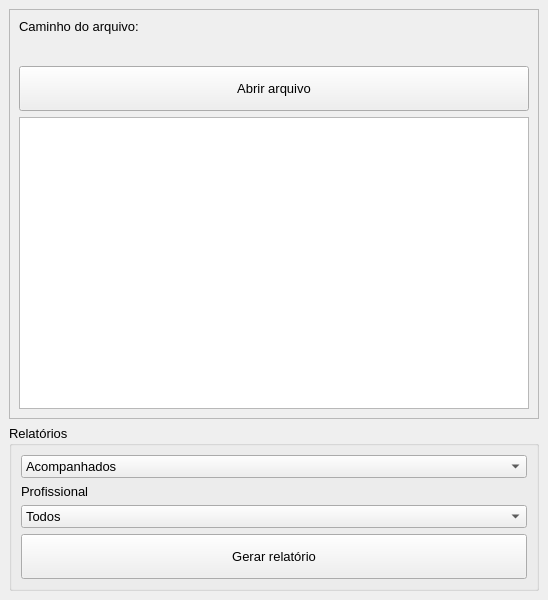
Old version of the form tela_principal.ui in the repository onacio/bfa.
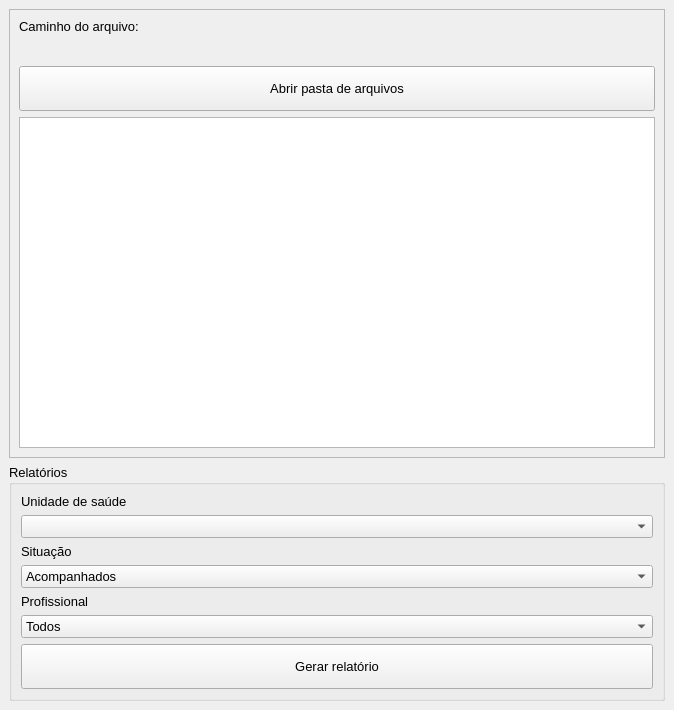
New version of the form. Icons and pictures are not drawn.

Diff of the .ui file:
```diff
--- a/tela_principal.ui
+++ b/tela_principal.ui
@@ -6,8 +6,8 @@
    <rect>
     <x>0</x>
     <y>0</y>
-    <width>548</width>
-    <height>600</height>
+    <width>674</width>
+    <height>710</height>
    </rect>
   </property>
   <property name="font">
@@ -62,7 +62,7 @@
           </size>
          </property>
          <property name="text">
-          <string>Abrir arquivo</string>
+          <string>Abrir pasta de arquivos</string>
          </property>
         </widget>
        </item>
@@ -79,7 +79,28 @@
       </property>
       <layout class="QVBoxLayout" name="verticalLayout_2">
        <item>
-        <widget class="QComboBox" name="comboBox">
+        <widget class="QLabel" name="label_2">
+         <property name="text">
+          <string>&lt;html&gt;&lt;head/&gt;&lt;body&gt;&lt;p&gt;Unidade de saúde&lt;/p&gt;&lt;/body&gt;&lt;/html&gt;</string>
+         </property>
+        </widget>
+       </item>
+       <item>
+        <widget class="QComboBox" name="cb_unidade">
+         <property name="enabled">
+          <bool>true</bool>
+         </property>
+        </widget>
+       </item>
+       <item>
+        <widget class="QLabel" name="label_4">
+         <property name="text">
+          <string>&lt;html&gt;&lt;head/&gt;&lt;body&gt;&lt;p&gt;Situação&lt;/p&gt;&lt;/body&gt;&lt;/html&gt;</string>
+         </property>
+        </widget>
+       </item>
+       <item>
+        <widget class="QComboBox" name="cb_situacao">
          <item>
           <property name="text">
            <string>Acompanhados</string>
```
Left out of the diff: 4 changed lines with no effect on the pictures.
